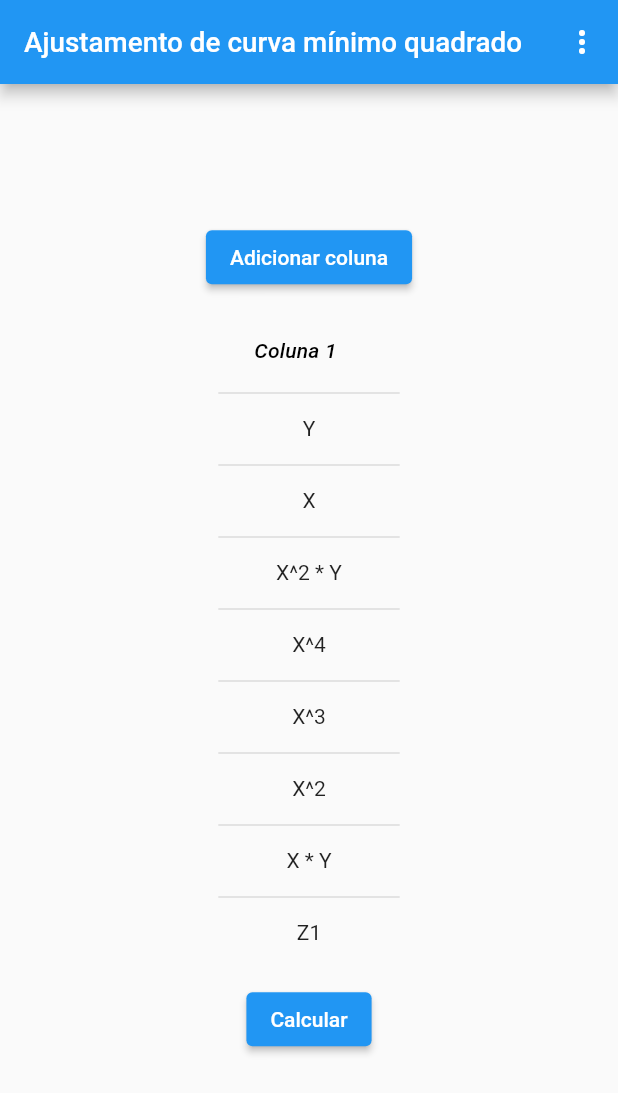
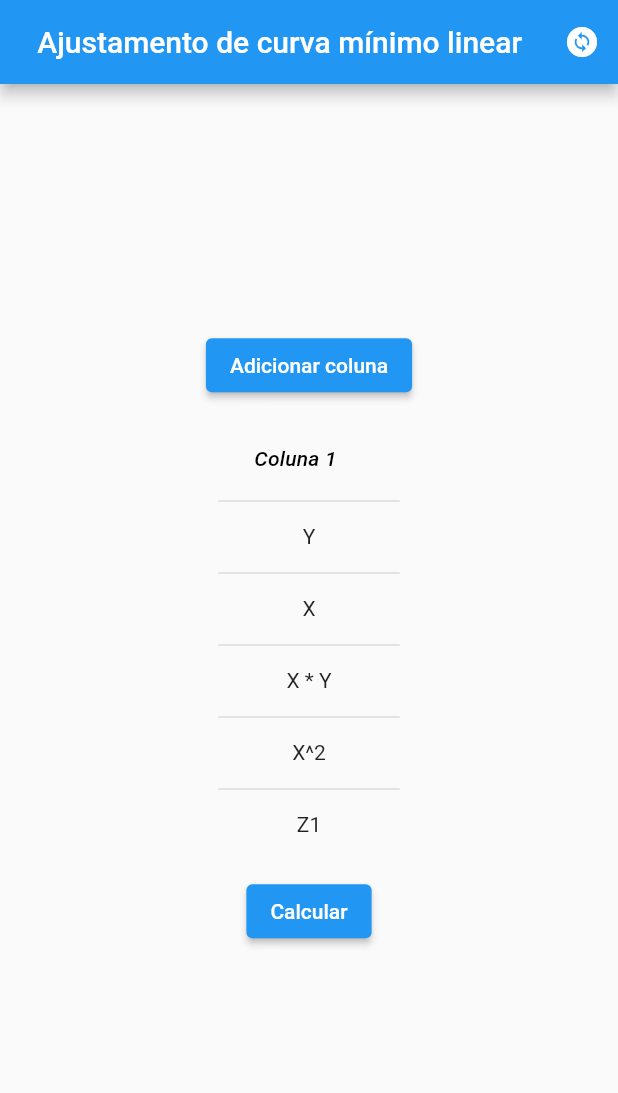
Before and after one commit to matheusEduardoTavares/CalculadoraAjustamentoDeCurvasMinimo, a Flutter app: the screen it shows after launch, after a tap on "Calcular", on a phone screen of 412 x 824 dp. Shown: the top 1093 px of the screen. Run offline on Flutter 3.47's test engine with Material 2 defaults, Android fonts, the phone set to English and light mode, and no system bars; statements that could not run were skipped.

Commit message:
Adicionado toda logica da regressao linear

```diff
--- a/lib/extensions/calculator_type/calculator_type.dart
+++ b/lib/extensions/calculator_type/calculator_type.dart
@@ -2,6 +2,7 @@ import 'package:ajustamento_curva_minimo/widgets/table_calculator/table_calculat
 
 enum CalculatorType {
   leastSquareCurveFit,
+  linearMinimumCurveFit,
 }
 
 class ValidEditValueViewModel {
@@ -18,6 +19,7 @@ typedef ConditionTypedef = bool Function(ValidEditValueViewModel);
 extension CalculatorTypeExt on CalculatorType {
   static final _stringValue = {
     CalculatorType.leastSquareCurveFit: 'Ajustamento de curva mínimo quadrado',
+    CalculatorType.linearMinimumCurveFit: 'Ajustamento de curva mínimo linear',
   };
 
   static final _rowDefinition = {
@@ -31,13 +33,25 @@ extension CalculatorTypeExt on CalculatorType {
       RowsTable(calculate: (x, y) => x * y, items: ['X * Y']),
       RowsTable(calculate: (x, y) => 1, items: ['Z1']),
     ],
+    CalculatorType.linearMinimumCurveFit: [
+      RowsTable(calculate: (x, y) => y, items: ['Y']),
+      RowsTable(calculate: (x, y) => x, items: ['X']),
+      RowsTable(calculate: (x, y) => x * y, items: ['X * Y']),
+      RowsTable(calculate: (x, y) => x * x, items: ['X^2']),
+      RowsTable(calculate: (x, y) => 1, items: ['Z1']),
+    ],
   };
 
   static final _conditionDefinition = {
     CalculatorType.leastSquareCurveFit: _conditionIsEditableOnLeastSquareCurveFit,
+    CalculatorType.linearMinimumCurveFit: _conditionIsEditableOnLinearMinimumCurveFit,
   };
 
   static bool _conditionIsEditableOnLeastSquareCurveFit(ValidEditValueViewModel model) {
+    return !(model.cellIndex == 0 || model.rowIndex > 1);
+  }
+
+  static bool _conditionIsEditableOnLinearMinimumCurveFit(ValidEditValueViewModel model) {
     return !(model.cellIndex == 0 || model.rowIndex > 1);
   }
 
--- a/lib/pages/home_page/home_page.dart
+++ b/lib/pages/home_page/home_page.dart
@@ -18,7 +18,7 @@ class _HomePageState extends State<HomePage> {
   void initState() {
     super.initState();
 
-    _calculatorType = ValueNotifier(CalculatorType.leastSquareCurveFit);
+    _calculatorType = ValueNotifier(CalculatorType.linearMinimumCurveFit);
   }
 
   @override
@@ -31,16 +31,30 @@ class _HomePageState extends State<HomePage> {
           builder: (_, __, ___) => FittedBox(child: Text(_calculatorType.value.stringValue)),
         ),
         actions: [
-          ValueListenableBuilder(
-            valueListenable: _calculatorType,
-            builder: (_, __, ___) => PopupMenuButton(
-              itemBuilder: (_) => _calculatorType.value.values.map((e) => PopupMenuItem(child: Text(e.stringValue))).toList(),
-            ),
-          )
+          IconButton(
+            onPressed: () {
+              setState(() {
+                CalculatorType calculatorType;
+
+                if (_calculatorType.value == CalculatorType.leastSquareCurveFit) {
+                  calculatorType = CalculatorType.linearMinimumCurveFit;
+                }
+                else {
+                  calculatorType = CalculatorType.leastSquareCurveFit;
+                }
+
+                _calculatorType = ValueNotifier(calculatorType);
+              });
+            },
+            icon: const Icon(Icons.change_circle),
+          ),
         ],
       ),
-      body: TableCalculator(
-        calculatorType: _calculatorType,
+      body: ValueListenableBuilder(
+        valueListenable: _calculatorType,
+        builder: (_, __, ___) => TableCalculator(
+          calculatorType: _calculatorType,
+        ),
       ),
     );
   }
--- a/lib/widgets/table_calculator/table_calculator.dart
+++ b/lib/widgets/table_calculator/table_calculator.dart
@@ -66,6 +66,23 @@ class _TableCalculatorState extends State<TableCalculator> {
     ]);
   }
 
+  @override
+  void didUpdateWidget(TableCalculator oldWidget) {
+    if (oldWidget.calculatorType.value != widget.calculatorType.value) {
+      setState(() {
+        _result = ValueNotifier(null);
+
+        _rowDefinition = ValueNotifier(widget.calculatorType.value.rowDefinitionValue);
+
+        _items = ValueNotifier<List<ColumnsTable>>([
+          _generateNewColumn(),
+        ]);
+      });
+    }
+
+    super.didUpdateWidget(oldWidget);
+  }
+
   List<DataRow> _getRows() {
     final rows = <DataRow>[];
 
@@ -111,7 +128,9 @@ class _TableCalculatorState extends State<TableCalculator> {
         for (var k = 0; k < cellItems.length; k++) {
           final yValue = double.tryParse(_items.value[i].rows[0].items[k] ?? '') ?? 0.0;
           final xValue = double.tryParse(_items.value[i].rows[1].items[k] ?? '') ?? 0.0;
-          cellItems[k] = (cellItems[k]?.isEmpty ?? true) ? _items.value[i].rows[j].calculate(xValue, yValue).toString() : cellItems[k];
+          cellItems[k] = (cellItems[k]?.isEmpty ?? true) ?
+            _items.value[i].rows[j].calculate(xValue, yValue).toString() :
+            (j > 1 && k != 0 ? _items.value[i].rows[j].calculate(xValue, yValue).toString() : cellItems[k]);
         }
 
         newList[i].rows[j].items = cellItems;
@@ -238,6 +257,7 @@ class _TableCalculatorState extends State<TableCalculator> {
                         ElevatedButton(
                           onPressed: () {
                             if (_formKey.currentState!.validate()) {
+                              if (widget.calculatorType.value == CalculatorType.leastSquareCurveFit) {
                                 var finalResult = '';
                                 final sumY = _getSumRow(0);
                                 finalResult += 'Somatório de Y = $sumY\n';
@@ -299,7 +319,55 @@ class _TableCalculatorState extends State<TableCalculator> {
                                     ],
                                   ));
                                 }
+                              }
+                              else {
+                                var finalResult = '';
+                                final sumY = _getSumRow(0);
+                                finalResult += 'Somatório de Y = $sumY\n';
 
+                                final sumX = _getSumRow(1);
+                                finalResult += 'Somatório de X = $sumX\n';
+
+                                _completeTable();
+
+                                final sumXMultiplyY = _getSumRow(2);
+                                finalResult += 'Somatório de X * Y = $sumXMultiplyY\n';
+
+                                final sumXElevate2 = _getSumRow(3);
+                                finalResult += 'Somatório de X^2 = $sumXElevate2\n';
+
+                                final sumZ = _getSumRow(4);
+                                finalResult += 'Somatório de Z = $sumZ\n';
+
+                                final matrixEquations = [
+                                  sumXElevate2, sumX, sumX, sumZ,
+                                ];
+
+                                final matrixResults = [
+                                  sumXMultiplyY, sumY
+                                ];
+
+                                final formule = GaussianElimination.flatMatrix(
+                                  equations: matrixEquations,
+                                  constants: matrixResults,
+                                );
+
+                                if (formule.hasSolution()) {
+                                  final result = formule.solve();
+                                  final a = result[0];
+                                  final b = result[1];
+                                  finalResult += 'Equação = F(X) = ${a}x + $b';
+                                  _result.value = finalResult;
+                                }
+                                else {
+                                  showDialog(context: context, builder: (_) => AlertDialog(
+                                    title: const Text('Equação sem solução'),
+                                    actions: [
+                                      TextButton(onPressed: () => Navigator.of(context).pop(), child: const Text('Cancelar'))
+                                    ],
+                                  ));
+                                }
+                              }
                             }
                           },
                           child: const Text('Calcular')
```
Lines whose indentation alone changed are shown as unchanged.
